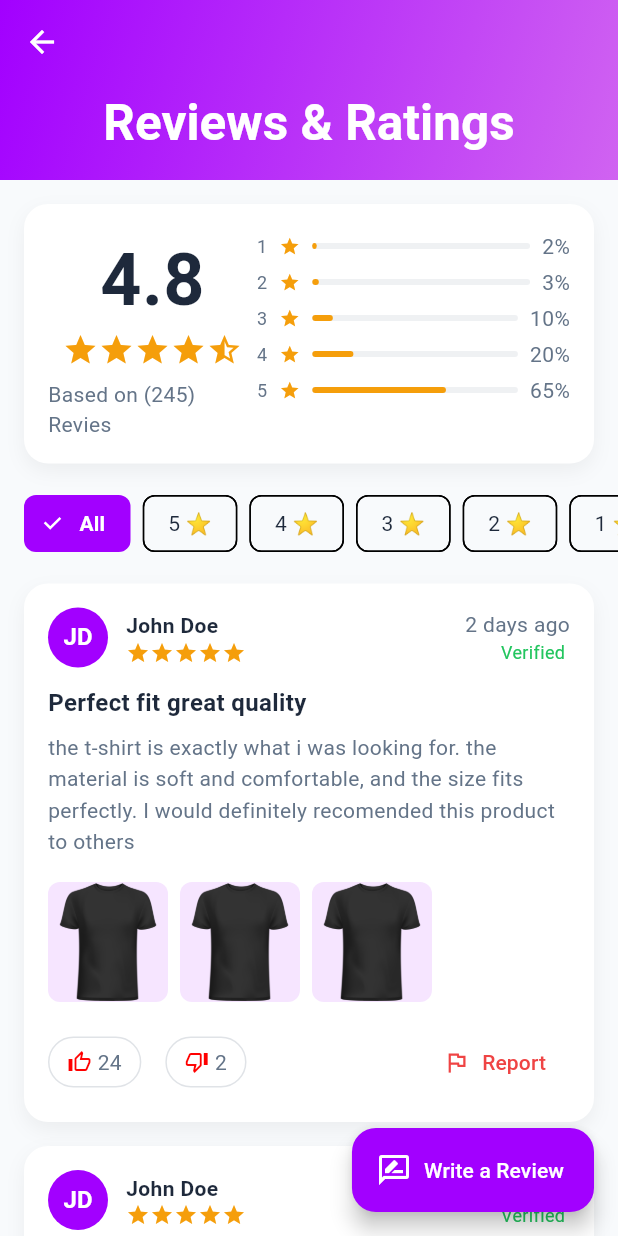
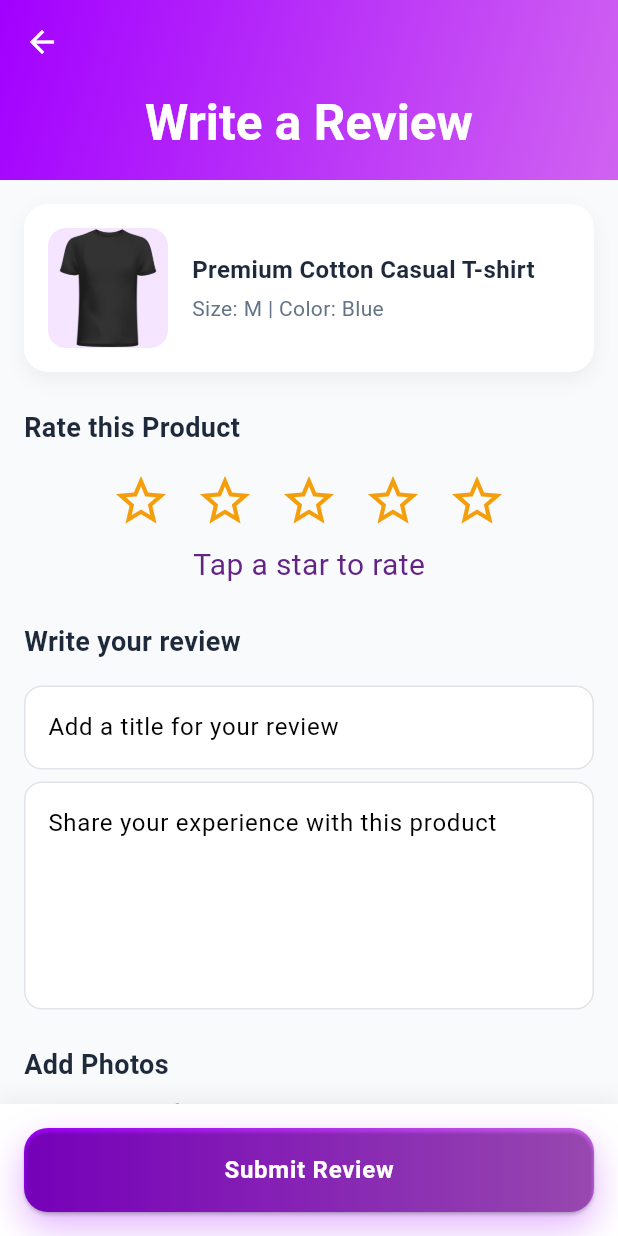
Before and after one commit to FarhanDev2025/uas-semester-4, a Flutter app: the RatingsReviewsScreen screen opened directly, after a tap on "Write a Review", on a phone screen of 412 x 824 dp. Run offline on Flutter 3.47's test engine with Material 3 defaults, Android fonts, the phone set to English and light mode, and no system bars; Roboto replaces fonts that are missing (Poppins).

Commit message:
Tambah write_riview di part_8

```diff
--- a/lib/screens/ratings_reviews_screen.dart
+++ b/lib/screens/ratings_reviews_screen.dart
@@ -1,3 +1,4 @@
+import 'package:app_jualan/screens/write_review_screen.dart';
 import 'package:app_jualan/theme/theme.dart';
 import 'package:flutter/material.dart';
 
@@ -369,7 +370,12 @@ class _RatingsReviewsScreenState extends State<RatingsReviewsScreen> {
         ],
       ),
       floatingActionButton: FloatingActionButton.extended(
-        onPressed: () {},
+        onPressed: () {
+          Navigator.push(
+            context,
+            MaterialPageRoute(builder: (context) => WriteReviewScreen())
+          );
+        },
         label: Text("Write a Review"),
         icon: Icon(Icons.rate_review_outlined),
         backgroundColor: AppTheme.primaryColor,
--- /dev/null
+++ b/lib/screens/write_review_screen.dart
@@ -0,0 +1,438 @@
+import 'package:app_jualan/theme/theme.dart';
+import 'package:app_jualan/widgets/gradient_button.dart';
+import 'package:flutter/material.dart';
+
+class WriteReviewScreen extends StatefulWidget {
+  const WriteReviewScreen({super.key});
+
+  @override
+  State<WriteReviewScreen> createState() => _WriteReviewScreenState();
+}
+
+class _WriteReviewScreenState extends State<WriteReviewScreen> {
+  int _rating = 0;
+  final _reviewController = TextEditingController();
+  final _titleController = TextEditingController();
+  List<String> _selectedImages = [];
+
+  @override
+  void dispose() {
+    _reviewController.dispose();
+    _titleController.dispose();
+    super.dispose();
+  }
+
+  String _getRatingText() {
+    switch (_rating) {
+      case 1:
+        return 'Poor';
+      case 2:
+        return 'Fair';
+      case 3:
+        return 'Good';
+      case 4:
+        return 'Very Good';
+      case 5:
+        return 'Excellent';
+      default:
+        return 'Tap a star to rate';
+    }
+  }
+
+  Widget _buildImagePreview(String image) {
+    return Container(
+      width: 100,
+      height: 100,
+      margin: EdgeInsets.only(right: 8),
+      decoration: BoxDecoration(
+        color: AppTheme.primaryColor.withOpacity(0.1),
+        borderRadius: BorderRadius.circular(12),
+      ),
+      child: Stack(
+        children: [
+          Center(
+            child: Image.asset(
+              'assets/images/black t-shirt.png',
+              height: 50,
+              width: 50,
+            ),
+          ),
+          Positioned(
+            top: 4,
+            right: 4,
+            child: IconButton(
+              onPressed: () {
+                setState(() {
+                  _selectedImages.remove(image);
+                });
+              },
+              icon: Icon(Icons.close, color: AppTheme.error, size: 20),
+            ),
+          ),
+        ],
+      ),
+    );
+  }
+
+  Widget _buildGuidelineItem(String text) {
+    return Padding(
+      padding: EdgeInsets.symmetric(vertical: 4),
+      child: Row(
+        children: [
+          Icon(
+            Icons.check_circle_outline,
+            color: AppTheme.primaryColor,
+            size: 16,
+          ),
+          SizedBox(width: 8),
+          Expanded(
+            child: Text(text, style: TextStyle(color: AppTheme.textPrimary)),
+          ),
+        ],
+      ),
+    );
+  }
+
+  @override
+  Widget build(BuildContext context) {
+    return Scaffold(
+      backgroundColor: AppTheme.backgroundColor,
+      body: CustomScrollView(
+        slivers: [
+          SliverAppBar(
+            pinned: true,
+            expandedHeight: 120,
+            backgroundColor: Colors.transparent,
+            foregroundColor: Colors.white,
+            flexibleSpace: Container(
+              decoration: BoxDecoration(
+                gradient: LinearGradient(
+                  colors: AppTheme.primaryGradient,
+                  begin: Alignment.topLeft,
+                  end: Alignment.bottomRight,
+                ),
+              ),
+              child: FlexibleSpaceBar(
+                centerTitle: true,
+                title: Text(
+                  "Write a Review",
+                  style: TextStyle(
+                    color: Colors.white,
+                    fontWeight: FontWeight.bold,
+                  ),
+                ),
+              ),
+            ),
+          ),
+          SliverToBoxAdapter(
+            child: SingleChildScrollView(
+              padding: EdgeInsets.all(16),
+              child: Column(
+                crossAxisAlignment: CrossAxisAlignment.start,
+                children: [
+                  Container(
+                    padding: EdgeInsets.all(16),
+                    decoration: BoxDecoration(
+                      color: Colors.white,
+                      borderRadius: BorderRadius.circular(16),
+                      boxShadow: [
+                        BoxShadow(
+                          color: Colors.black.withOpacity(0.05),
+                          blurRadius: 10,
+                          offset: Offset(0, 5),
+                        ),
+                      ],
+                    ),
+                    child: Row(
+                      children: [
+                        Container(
+                          height: 80,
+                          width: 80,
+                          decoration: BoxDecoration(
+                            color: AppTheme.primaryColor.withOpacity(0.1),
+                            borderRadius: BorderRadius.circular(12),
+                          ),
+                          child: Center(
+                            child: Image.asset(
+                              'assets/images/black t-shirt.png',
+                            ),
+                          ),
+                        ),
+                        SizedBox(width: 16),
+                        Expanded(
+                          child: Column(
+                            crossAxisAlignment: CrossAxisAlignment.start,
+                            children: [
+                              Text(
+                                "Premium Cotton Casual T-shirt",
+                                style: TextStyle(
+                                  fontSize: 16,
+                                  fontWeight: FontWeight.bold,
+                                  color: AppTheme.textPrimary,
+                                ),
+                              ),
+                              SizedBox(height: 4),
+                              Text(
+                                "Size: M | Color: Blue",
+                                style: TextStyle(color: AppTheme.textSecondary),
+                              ),
+                            ],
+                          ),
+                        ),
+                      ],
+                    ),
+                  ),
+                  SizedBox(height: 24),
+                  Column(
+                    crossAxisAlignment: CrossAxisAlignment.start,
+                    children: [
+                      Text(
+                        "Rate this Product",
+                        style: TextStyle(
+                          fontSize: 18,
+                          fontWeight: FontWeight.bold,
+                          color: AppTheme.textPrimary,
+                        ),
+                      ),
+                      SizedBox(height: 16),
+                      Row(
+                        mainAxisAlignment: MainAxisAlignment.center,
+                        children: List.generate(5, (index) {
+                          return GestureDetector(
+                            onTap: () {
+                              setState(() {
+                                _rating = index + 1;
+                              });
+                            },
+                            child: Padding(
+                              padding: EdgeInsets.symmetric(horizontal: 8),
+                              child: Icon(
+                                index < _rating
+                                    ? Icons.star
+                                    : Icons.star_border,
+                                color: AppTheme.warning,
+                                size: 40,
+                              ),
+                            ),
+                          );
+                        }),
+                      ),
+                      SizedBox(height: 8),
+                      Center(
+                        child: Text(
+                          _getRatingText(),
+                          style: TextStyle(
+                            color: AppTheme.primaryDark,
+                            fontSize: 20,
+                          ),
+                        ),
+                      ),
+                      SizedBox(height: 24),
+                      Column(
+                        crossAxisAlignment: CrossAxisAlignment.start,
+                        children: [
+                          Text(
+                            "Write your review",
+                            style: TextStyle(
+                              fontSize: 18,
+                              fontWeight: FontWeight.bold,
+                              color: AppTheme.textPrimary,
+                            ),
+                          ),
+                          SizedBox(height: 16),
+                          TextField(
+                            controller: _titleController,
+                            decoration: InputDecoration(
+                              hintText: "Add a title for your review",
+                              filled: true,
+                              fillColor: Colors.white,
+                              border: OutlineInputBorder(
+                                borderRadius: BorderRadius.circular(12),
+                                borderSide: BorderSide(
+                                  color: AppTheme.textSecondary.withOpacity(
+                                    0.2,
+                                  ),
+                                ),
+                              ),
+                              enabledBorder: OutlineInputBorder(
+                                borderRadius: BorderRadius.circular(12),
+                                borderSide: BorderSide(
+                                  color: AppTheme.textSecondary.withOpacity(
+                                    0.2,
+                                  ),
+                                ),
+                              ),
+                              focusedBorder: OutlineInputBorder(
+                                borderRadius: BorderRadius.circular(12),
+                                borderSide: BorderSide(
+                                  color: AppTheme.primaryColor,
+                                ),
+                              ),
+                            ),
+                          ),
+                          SizedBox(height: 8),
+                          TextField(
+                            controller: _reviewController,
+                            maxLines: 5,
+                            decoration: InputDecoration(
+                              hintText:
+                                  "Share your experience with this product",
+                              filled: true,
+                              fillColor: Colors.white,
+                              border: OutlineInputBorder(
+                                borderRadius: BorderRadius.circular(12),
+                                borderSide: BorderSide(
+                                  color: AppTheme.textSecondary.withOpacity(
+                                    0.2,
+                                  ),
+                                ),
+                              ),
+                              enabledBorder: OutlineInputBorder(
+                                borderRadius: BorderRadius.circular(12),
+                                borderSide: BorderSide(
+                                  color: AppTheme.textSecondary.withOpacity(
+                                    0.2,
+                                  ),
+                                ),
+                              ),
+                              focusedBorder: OutlineInputBorder(
+                                borderRadius: BorderRadius.circular(12),
+                                borderSide: BorderSide(
+                                  color: AppTheme.primaryColor,
+                                ),
+                              ),
+                            ),
+                          ),
+                          SizedBox(height: 24),
+                          Column(
+                            crossAxisAlignment: CrossAxisAlignment.stretch,
+                            children: [
+                              Text(
+                                "Add Photos",
+                                style: TextStyle(
+                                  fontSize: 18,
+                                  fontWeight: FontWeight.bold,
+                                  color: AppTheme.textPrimary,
+                                ),
+                              ),
+                              SizedBox(height: 8),
+                              Text(
+                                "Share Photos of the product to help other buyers",
+                                style: TextStyle(color: AppTheme.textSecondary),
+                              ),
+                              SizedBox(height: 16),
+                              SingleChildScrollView(
+                                scrollDirection: Axis.horizontal,
+                                child: Row(
+                                  children: [
+                                    Container(
+                                      height: 100,
+                                      width: 100,
+                                      margin: EdgeInsets.only(right: 8),
+                                      decoration: BoxDecoration(
+                                        color: Colors.white,
+                                        borderRadius: BorderRadius.circular(12),
+                                        border: Border.all(
+                                          color: AppTheme.textSecondary
+                                              .withOpacity(0.2),
+                                        ),
+                                      ),
+                                      child: InkWell(
+                                        onTap: () {
+                                          // Add image picking logic
+                                        },
+                                        child: Column(
+                                          mainAxisAlignment:
+                                              MainAxisAlignment.center,
+                                          children: [
+                                            Icon(
+                                              Icons
+                                                  .add_photo_alternate_outlined,
+                                              color: AppTheme.primaryColor,
+                                              size: 32,
+                                            ),
+                                            SizedBox(height: 8),
+                                            Text(
+                                              "Add Photo",
+                                              style: TextStyle(
+                                                color: AppTheme.primaryColor,
+                                                fontSize: 12,
+                                              ),
+                                            ),
+                                          ],
+                                        ),
+                                      ),
+                                    ),
+                                    ..._selectedImages.map(
+                                      (image) => _buildImagePreview(image),
+                                    ),
+                                  ],
+                                ),
+                              ),
+                            ],
+                          ),
+                          SizedBox(height: 24),
+                          Container(
+                            padding: EdgeInsets.all(16),
+                            decoration: BoxDecoration(
+                              color: AppTheme.primaryColor.withOpacity(0.1),
+                              borderRadius: BorderRadius.circular(12),
+                            ),
+                            child: Column(
+                              crossAxisAlignment: CrossAxisAlignment.start,
+                              children: [
+                                Row(
+                                  children: [
+                                    Icon(
+                                      Icons.info_outline,
+                                      color: AppTheme.primaryColor,
+                                    ),
+                                    SizedBox(width: 8),
+                                    Text(
+                                      "Review Guidlines",
+                                      style: TextStyle(
+                                        fontSize: 16,
+                                        fontWeight: FontWeight.bold,
+                                        color: AppTheme.primaryColor,
+                                      ),
+                                    ),
+                                  ],
+                                ),
+                                SizedBox(height: 12),
+                                _buildGuidelineItem('Focus on the product and your experience'),
+                                _buildGuidelineItem('Be homes and specific in your feedback'),
+                                _buildGuidelineItem('Keep it friendly and respectful'),
+                                _buildGuidelineItem('Photos should be clear and relevant'),
+                              ],
+                            ),
+                          ),
+                          SizedBox(height: 100),
+                        ],
+                      ),
+                    ],
+                  ),
+                ],
+              ),
+            ),
+          ),
+        ],
+      ),
+      bottomSheet: Container(
+        padding: EdgeInsets.all(16),
+        decoration: BoxDecoration(
+          color: Colors.white,
+          boxShadow: [
+            BoxShadow(
+              color: Colors.black.withOpacity(0.05),
+              blurRadius: 10,
+              offset: Offset(0, -5),
+            ),
+          ],
+        ),
+        child: SafeArea(child: GradientButton(text: "Submit Review", onPressed: (){},
+        ),
+        ),
+      ),
+    );
+  }
+}
```
